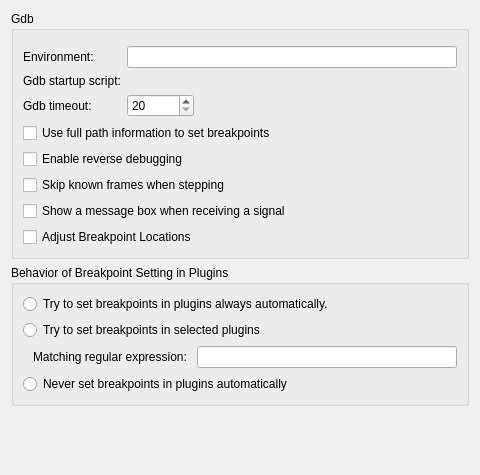
Before: the Qt Designer form src/plugins/debugger/gdb/gdboptionspage.ui in qt-creator/qt-creator, drawn with Qt 5.
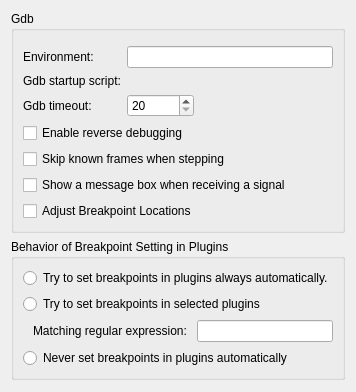
After: the same form once the commit is applied. Custom widgets are drawn as their Qt base class.

Commit message:
Debugger: Remove unused 'precise breakpoints' setting.
Remove break window menu action to toggle 'Full path'.
Remove gdb setting 'Use full path'.
Clean up break dialog:
- Set PathChooser::ExpectedKind before value (showed up in red).
- Use PathChooser::setPath()/path() instead of lineedit text
- Return thread spec
- Add validator for ignorecount as for breakcondition.ui
Remove unused fields from breakcondition.ui

Task-number: QTCREATORBUG-2593

```diff
--- a/src/plugins/debugger/gdb/gdboptionspage.ui
+++ b/src/plugins/debugger/gdb/gdboptionspage.ui
@@ -2,14 +2,6 @@
 <ui version="4.0">
  <class>GdbOptionsPage</class>
  <widget class="QWidget" name="GdbOptionsPage">
-  <property name="geometry">
-   <rect>
-    <x>0</x>
-    <y>0</y>
-    <width>480</width>
-    <height>475</height>
-   </rect>
-  </property>
   <layout class="QVBoxLayout" name="verticalLayout">
    <item>
     <widget class="QGroupBox" name="groupBoxLocations">
@@ -92,26 +84,13 @@
        </widget>
       </item>
       <item row="4" column="0" colspan="2">
-       <widget class="QCheckBox" name="checkBoxUsePreciseBreakpoints">
-        <property name="toolTip">
-         <string>When this option is checked, the debugger plugin attempts
-to extract full path information for all source files from gdb. This is a
-slow process but enables setting breakpoints in files with the same file
-name in different directories.</string>
-        </property>
-        <property name="text">
-         <string>Use full path information to set breakpoints</string>
-        </property>
-       </widget>
-      </item>
-      <item row="5" column="0" colspan="2">
        <widget class="QCheckBox" name="checkBoxEnableReverseDebugging">
         <property name="text">
          <string>Enable reverse debugging</string>
         </property>
        </widget>
       </item>
-      <item row="6" column="0" colspan="2">
+      <item row="5" column="0" colspan="2">
        <widget class="QCheckBox" name="checkBoxSkipKnownFrames">
         <property name="toolTip">
          <string>When this option is checked, 'Step Into' compresses several steps into one in certain situations, leading to 'less noisy' debugging. So will, e.g., the atomic
@@ -122,14 +101,14 @@
         </property>
        </widget>
       </item>
-      <item row="7" column="0" colspan="2">
+      <item row="6" column="0" colspan="2">
        <widget class="QCheckBox" name="checkBoxUseMessageBoxForSignals">
         <property name="text">
          <string>Show a message box when receiving a signal</string>
         </property>
        </widget>
       </item>
-      <item row="8" column="0" colspan="2">
+      <item row="7" column="0" colspan="2">
        <widget class="QCheckBox" name="checkBoxAdjustBreakpointLocations">
         <property name="text">
          <string>Adjust Breakpoint Locations</string>
```
The commit also changes 8 other files.
